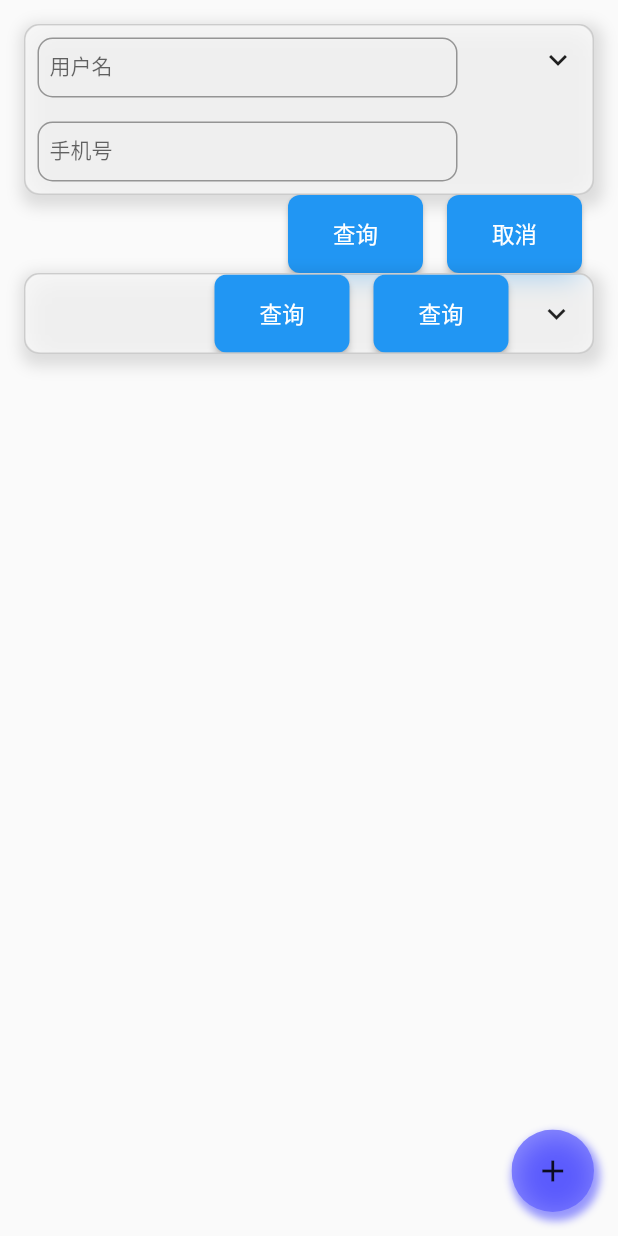
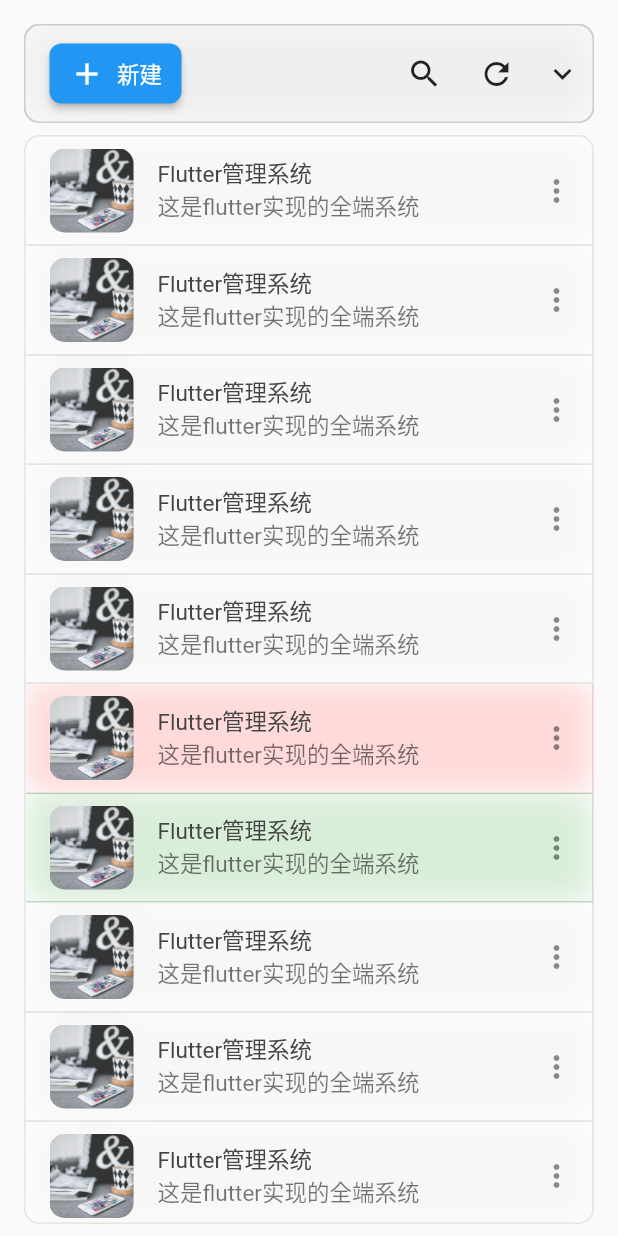
Before and after one commit to yhsj0919/YHManager, a Flutter app: the UserManagerPage screen opened directly, on a phone screen of 412 x 824 dp. Run offline on Flutter 3.47's test engine with Material 2 defaults, Android fonts, the phone set to English and light mode, and no system bars; our stand-ins replace cached_network_image, cookie_jar, dio, dio_cookie_manager, flutter_spinkit, get and 1 more; missing offline and left inert: dart_json_mapper, reflectable, xpath_parse; accounts and stored records are empty; network calls fail; Roboto replaces fonts that are missing (Microsoft YaHei); statements that could not run were skipped.

Commit message:
同步代码

```diff
--- a/lib/api/app_api.dart
+++ b/lib/api/app_api.dart
@@ -24,7 +24,7 @@ class AppApi {
   static Future<AppRespEntity<T>> _post<T>(String path, {Map<String, dynamic> params}) async {
     var cookie = await Http().getCookieManager();
 
-    HttpUtils.init(baseUrl: 'http://192.168.3.110:8080', interceptors: [cookie],connectTimeout: 1500);
+    HttpUtils.init(baseUrl: 'http://192.168.3.110:8080', interceptors: [cookie],connectTimeout: 15000);
 
     try {
       var resp = await HttpUtils.post(path, data: params);
--- a/lib/route/routes.dart
+++ b/lib/route/routes.dart
@@ -1,11 +1,11 @@
 import 'package:flutter/material.dart';
 import 'package:get/get.dart';
+import 'package:manager/ui/page/error/not_found_page.dart';
 import 'package:manager/ui/page/error/server_error_page.dart';
 
 import 'package:manager/ui/page/home_page.dart';
 import 'package:manager/ui/page/login_page.dart';
 import 'package:manager/ui/page/movie_home_page.dart';
-import 'file:///D:/Server/YHManager/lib/ui/page/error/not_found_page.dart';
 import 'package:manager/ui/page/permission_page.dart';
 import 'package:manager/ui/page/root_page.dart';
 import 'package:manager/ui/page/user/user_manager_page.dart';
@@ -19,8 +19,8 @@ class Routes {
   static const String Detail = "/detail";
   static const String Permission = "/permission";
   static const String MovieHome = "/movieHome";
-  static const String Error500 = "/Error500";
-  static const String UserManager = "/UserManager";
+  static const String Error500 = "/error500";
+  static const String UserManager = "/userManager";
 
   static List<GetPage> routes = [
     GetPage(name: Login, page: () => LoginPage()),
@@ -51,7 +51,7 @@ class Routes {
         return GetPageRoute(page: () => ServerErrorPage());
         break;
       default:
-        return GetPageRoute(page: () => ServerErrorPage());
+        return GetPageRoute(page: () => NotFoundPage());
         break;
     }
   }
--- a/lib/ui/page/error/not_found_page.dart
+++ b/lib/ui/page/error/not_found_page.dart
@@ -2,7 +2,7 @@ import 'package:flutter/material.dart';
 import 'package:get/get.dart';
 import 'package:manager/ui/widget/app_text.dart';
 import 'package:manager/ui/widget/blur_widget.dart';
-import 'package:manager/utils/ext.dart';
+import 'package:manager/utils/app_ext.dart';
 
 class NotFoundPage extends StatelessWidget {
   @override
--- a/lib/ui/page/permission_page.dart
+++ b/lib/ui/page/permission_page.dart
@@ -90,7 +90,6 @@ class PermissionPage extends StatelessWidget {
   //子菜单
   Widget _buildChildren(List<MenuEntity> menus) {
     return ListView.builder(
-      padding: EdgeInsets.only(left: 20),
       shrinkWrap: true,
       itemCount: menus.length ?? 0,
       itemBuilder: (BuildContext context, int index) {
@@ -102,6 +101,7 @@ class PermissionPage extends StatelessWidget {
   //子菜单标题
   Widget _buildChildTitle(MenuEntity menu) {
     return ListTile(
+      contentPadding: EdgeInsets.only(left: 20,right: 16),
       leading: Icon(Icons.subdirectory_arrow_right),
       title: AppText.title('${menu?.name}'),
       subtitle: AppText.subtitle('${menu?.path}'),
@@ -193,7 +193,7 @@ class PermissionPage extends StatelessWidget {
       barrierDismissible: false,
       content: dialog,
       radius: 10,
-      cancel: AppButton.textButton("取消", Get.back, width: 80, height: 40),
+      cancel: AppButton.textButton("取消", onTap: Get.back, width: 80, height: 40),
       confirm: AppButton.button2("确定", width: 80, height: 40, onTap: (startLoading, stopLoading, btnState) {
         if (btnState == ButtonState.None) {
           startLoading();
--- a/lib/ui/page/root_page.dart
+++ b/lib/ui/page/root_page.dart
@@ -14,6 +14,7 @@ class RootPage extends StatelessWidget {
   Widget build(BuildContext context) {
     return Scaffold(
       appBar: BlurAppBar(
+        excludeHeaderSemantics: false,
         title: AppText.title("管理系统"),
         // bottom: PreferredSize(
         //   child: Container(
@@ -59,11 +60,11 @@ class RootPage extends StatelessWidget {
                           );
                         },
                         body: ListView.builder(
-                          padding: EdgeInsets.only(left: 20),
                           shrinkWrap: true,
                           itemCount: item.value.child?.length ?? 0,
                           itemBuilder: (BuildContext context, int index) {
                             return ListTile(
+                              contentPadding: EdgeInsets.only(left: 20,right: 16),
                               onTap: () {
                                 var route = item.value?.child[index]?.path;
                                 if (controller.route != route) {
--- a/lib/ui/page/user/user_manager_page.dart
+++ b/lib/ui/page/user/user_manager_page.dart
@@ -1,11 +1,14 @@
+import 'dart:math';
+
 import 'package:flutter/cupertino.dart';
 import 'package:flutter/material.dart';
 import 'package:get/get.dart';
 import 'package:manager/ui/widget/app_button.dart';
 import 'package:manager/ui/widget/app_text.dart';
+import 'package:manager/ui/widget/app_widget.dart';
 import 'package:manager/ui/widget/blur_widget.dart';
 import 'package:manager/ui/widget/expansion_widget.dart';
-import 'package:manager/ui/widget/search_card_widget.dart';
+import 'package:manager/utils/ext.dart';
 
 class UserManagerPage extends StatefulWidget {
   @override
@@ -16,89 +19,150 @@ class _UserManagerPageState extends State<UserManagerPage> {
   @override
   Widget build(BuildContext context) {
     return Scaffold(
-      body: Column(
+      appBar: PreferredSize(
+        preferredSize: Size(context.width, context.height),
+        child: ExpansionWidget(
+          expandedAlignment: Alignment.topLeft,
+          title: Row(
             children: [
-
-          ExpansionWidget(
-            expandedAlignment: Alignment.topLeft,
-            title: Wrap(
-              alignment: WrapAlignment.start,
-              crossAxisAlignment: WrapCrossAlignment.center,
-              children: [
-                AppText.textField(label: '用户名', width: 280, fontSize: 14, height: 40),
-                AppText.textField(label: '手机号', width: 280, fontSize: 14, height: 40),
+              AppButton.iconButton(Icon(Icons.add), "新建", onTap: () {}),
+              Expanded(child: Container()),
+              IconButton(icon: Icon(Icons.search), onPressed: () {}),
+              IconButton(icon: Icon(Icons.refresh), onPressed: () {}),
             ],
           ),
           children: [
             AppText.textField(label: '用户名', width: 280, fontSize: 14, height: 40),
             AppText.textField(label: '手机号', width: 280, fontSize: 14, height: 40),
           ],
+        ).paddingOnly(top: 16, left: 16, right: 16),
       ),
-          Row(
-            mainAxisAlignment: MainAxisAlignment.end,
-            children: [
-              AppButton.button("查询", onTap: () {}, margin: EdgeInsets.symmetric(horizontal: 8)),
-              AppButton.button("取消", onTap: () {}, margin: EdgeInsets.symmetric(horizontal: 8)),
-            ],
+      body: Container(
+        margin: EdgeInsets.symmetric(horizontal: 16, vertical: 16.0.isMobile(def: 8.0)),
+        // padding: EdgeInsets.all(2),
+        decoration: BoxDecoration(
+          border: Border.all(color: Color(0xffe5e5e5)),
+          borderRadius: BorderRadius.all(Radius.circular(10)),
         ),
-          SearchCardWidget(
-            items: [
-              SearchItem(
-                searchKey: 'name',
-                itemBuild: (BuildContext context, Function result) {
-                  return AppText.textField(label: '用户名', width: 280, fontSize: 14, height: 40, onChanged: result);
-                },
+        child: ClipRRect(
+          // 边界半径（`borderRadius`）属性，圆角的边界半径。
+          borderRadius: BorderRadius.all(Radius.circular(10.0)),
+          child: ListView.builder(
+            // shrinkWrap: true,
+            itemCount: 100,
+            itemBuilder: _buildItem,
           ),
-              SearchItem(
-                searchKey: 'name',
-                itemBuild: (BuildContext context, Function result) {
-                  return AppText.textField(label: '用户名', width: 280, fontSize: 14, height: 40, onChanged: result);
-                },
         ),
-              SearchItem(
-                searchKey: 'name',
-                itemBuild: (BuildContext context, Function result) {
-                  return AppText.textField(label: '用户名', width: 280, fontSize: 14, height: 40, onChanged: result);
-                },
-              ),
-              SearchItem(
-                searchKey: 'name',
-                itemBuild: (BuildContext context, Function result) {
-                  return AppText.textField(label: '用户名', width: 280, fontSize: 14, height: 40, onChanged: result);
-                },
-              ),
-              SearchItem(
-                searchKey: 'name',
-                itemBuild: (BuildContext context, Function result) {
-                  return AppText.textField(label: '用户名', width: 280, fontSize: 14, height: 40, onChanged: result);
-                },
-              ),
-              SearchItem(
-                searchKey: 'name',
-                itemBuild: (BuildContext context, Function result) {
-                  return AppText.textField(label: '用户名', width: 280, fontSize: 14, height: 40, onChanged: result);
-                },
-              ),
-              SearchItem(
-                searchKey: 'name',
-                itemBuild: (BuildContext context, Function result) {
-                  return AppText.textField(label: '用户名', width: 280, fontSize: 14, height: 40, onChanged: result);
-                },
-              ),
-            ],
-          ),
-        ],
-      ).paddingAll(16),
-      floatingActionButton: BlurWidget(
-        width: 55,
-        height: 55,
-        radius: 50,
-        elevation: 2,
-        shadowColor: Color(0x660000ff),
-        color: Color(0x660000ff),
-        child: Icon(Icons.add, color: Colors.black87),
-        onTap: () {},
       ),
     );
   }
+
+  Widget _buildItem(BuildContext context, int index) {
+    return BlurWidget(
+      shadowColor: index == 5
+          ? Colors.redAccent
+          : index == 6
+              ? Colors.green
+              : null,
+      color: Colors.white.withAlpha(200),
+      elevation: 0,
+      onTap: () {},
+      child: ListTile(
+        contentPadding: EdgeInsets.only(left:16,right: 0),
+        leading: ClipRRect(
+          // 边界半径（`borderRadius`）属性，圆角的边界半径。
+          borderRadius: BorderRadius.all(Radius.circular(10.0)),
+          child: Image.asset("images/avatar.jpg"),
+        ),
+        title: AppText.body("Flutter管理系统", maxLines: 1),
+        subtitle: AppText.body("这是flutter实现的全端系统", maxLines: 1),
+        trailing: Row(
+          mainAxisSize: MainAxisSize.min,
+          children: [
+            buildInfo("负责人", "测试负责人").showBy(context.width > 600),
+            buildInfo("开始时间", "2016-07-28 14:00:00").showBy(context.width > 600),
+            linearProgress().showBy(context.width > 900),
+            _popMenu(),
+          ],
+        ),
+      ),
+      border: Border(
+        bottom: BorderSide(
+          width: 1,
+          color: Color(0xffe5e5e5),
+        ),
+      ),
+    );
   }
+
+  Widget _popMenu() {
+    var menu = {"编辑": Icons.edit, "删除": Icons.delete};
+    return PopupMenuButton(
+      tooltip: '更多',
+      shape: RoundedRectangleBorder(borderRadius: BorderRadius.all(Radius.circular(10))),
+      itemBuilder: (BuildContext context) {
+        return menu.keys
+            .map(
+              (e) => PopupMenuItem(
+                value: e,
+                child: Wrap(
+                  spacing: 10,
+                  children: [
+                    Icon(menu[e]),
+                    AppText.body(e),
+                  ],
+                ),
+              ),
+            )
+            .toList();
+      },
+      onSelected: (ww) {},
+    );
+  }
+
+  Widget linearProgress() {
+    var random = Random().nextDouble();
+    return Stack(
+      alignment: Alignment.centerLeft,
+      children: <Widget>[
+        SizedBox(
+          height: 10.0,
+          width: 200.0,
+          // 圆角矩形剪裁（`ClipRRect`）组件，使用圆角矩形剪辑其子项的组件。
+          child: ClipRRect(
+            // 边界半径（`borderRadius`）属性，圆角的边界半径。
+            borderRadius: BorderRadius.all(Radius.circular(10.0)),
+            child: LinearProgressIndicator(
+              value: random,
+              backgroundColor: Colors.blue.withAlpha(100),
+              valueColor: AlwaysStoppedAnimation<Color>(Colors.blue),
+            ),
+          ),
+        ),
+        Container(
+          padding: EdgeInsets.only(left: 8),
+          alignment: Alignment.centerLeft,
+          child: Text(
+            '已完成%${(random * 100).toInt()}',
+            style: TextStyle(
+              color: Color(0xffFFFFFF),
+              fontSize: 8.0,
+            ),
+          ),
+        ),
+      ],
+    ).marginSymmetric(horizontal: 32);
+  }
+
+  Widget buildInfo(String title, String value) {
+    return Column(
+      crossAxisAlignment: CrossAxisAlignment.start,
+      mainAxisSize: MainAxisSize.min,
+      children: [
+        AppText.body(title ?? '', color: Colors.black54),
+        AppWidget.empty(height: 4),
+        AppText.body(value ?? '', color: Colors.black54),
+      ],
+    ).marginSymmetric(horizontal: 32);
+  }
+}
--- a/lib/ui/widget/app_button.dart
+++ b/lib/ui/widget/app_button.dart
@@ -30,6 +30,29 @@ class AppButton {
     );
   }
 
+  static Widget iconButton(Widget icon, String text,
+      {VoidCallback onTap, double width, double height, Color background: Colors.blue, Color textColor: Colors.white, EdgeInsetsGeometry padding, EdgeInsetsGeometry margin, double radius: 8}) {
+    return Container(
+      width: width,
+      height: height,
+      margin: margin,
+      child: RaisedButton.icon(
+        elevation: 2,
+        padding: EdgeInsets.symmetric(vertical: 8),
+        // focusElevation: 2,
+        // disabledElevation: 2,
+        // highlightColor: Colors.black12,
+        // splashColor: Colors.black12,
+        onPressed: onTap,
+        label: AppText.button(text),
+        color: background,
+        textColor: textColor,
+        shape: AppShape.circular(radius: radius),
+        icon: icon,
+      ),
+    );
+  }
+
   static Widget button2(String text,
       {double width, double height: 50, Color background, Color textColor: Colors.white, EdgeInsetsGeometry padding, EdgeInsetsGeometry margin, double radius: 50, ArgonButtonTap onTap}) {
     return Container(
@@ -51,29 +74,29 @@ class AppButton {
     );
   }
 
-  static Widget textButton(String text, VoidCallback onPressed, {double width, double height, Color background, Color textColor, EdgeInsetsGeometry margin}) {
+  static Widget textButton(String text, {VoidCallback onTap, double width, double height, Color background, Color textColor, EdgeInsetsGeometry margin}) {
     return Container(
       height: height,
       width: width,
       margin: margin,
       child: TextButton(
-        onPressed: onPressed,
+        onPressed: onTap,
         child: AppText.button(text, color: textColor),
       ),
     );
   }
 
-  static Widget outlineButton(String text, VoidCallback onPressed, {Color background: Colors.white, Color textColor, EdgeInsetsGeometry padding, EdgeInsetsGeometry margin, ShapeBorder shape}) {
+  static Widget outlineButton(String text,
+      {VoidCallback onTap, Color background: Colors.white, Color borderColor: Colors.grey, textColor, EdgeInsetsGeometry padding, EdgeInsetsGeometry margin, double radius: 8}) {
     return Container(
       margin: margin,
       child: OutlineButton(
-        onPressed: onPressed,
-        borderSide: BorderSide(color: background, width: 1),
+        onPressed: onTap,
+        borderSide: BorderSide(color: borderColor, width: 0.5),
         child: AppText.button(text),
         padding: padding,
-        color: background,
         textColor: textColor,
-        shape: shape,
+        shape: AppShape.circular(radius: radius),
       ),
     );
   }
--- a/lib/ui/widget/blur_widget.dart
+++ b/lib/ui/widget/blur_widget.dart
@@ -14,9 +14,11 @@ class BlurWidget extends StatefulWidget {
   Alignment alignment;
   double blur;
   Color shadowColor;
+  Color splashColor;
   ShapeBorder shape;
   GestureTapCallback onTap;
   double borderWidth;
+  BoxBorder border;
 
   BlurWidget(
       {this.child,
@@ -27,11 +29,13 @@ class BlurWidget extends StatefulWidget {
       this.padding: 0,
       this.elevation: 4,
       this.shadowColor,
+      this.splashColor: Colors.white,
       this.radius: 0,
       this.alignment,
       this.shape,
       this.borderWidth: 0,
       this.color: Colors.white54,
+      this.border,
       this.onTap});
 
   @override
@@ -45,18 +49,16 @@ class _BlurWidgetState extends State<BlurWidget> {
   Widget build(BuildContext context) {
     return Container(
       decoration: BoxDecoration(
-        borderRadius: BorderRadius.all(Radius.circular(widget.radius)),
-        border: Border.all(color: widget.borderWidth == 0 ? Colors.transparent : Color(0xffcccccc), width: widget.borderWidth),
-        boxShadow: widget.elevation > 0
-            ? [
-                BoxShadow(
-                    color: widget.shadowColor ?? Colors.black12,
-                    offset: Offset(2, 4), //阴影xy轴偏移量
-                    blurRadius: widget.elevation * 2, //阴影模糊程度
-                    spreadRadius: widget.elevation //阴影扩散程度
-                    ),
-              ]
-            : null,
+        borderRadius: widget.border == null ? BorderRadius.all(Radius.circular(widget.radius)) : null,
+        border: widget.border ?? Border.all(color: widget.borderWidth == 0 ? Colors.transparent : Color(0xffcccccc), width: widget.borderWidth),
+        boxShadow: [
+          BoxShadow(
+              color: widget.shadowColor ?? Colors.black12,
+              offset: widget.elevation > 0 ? Offset(2, 4) : Offset.zero, //阴影xy轴偏移量
+              blurRadius: widget.elevation * 2, //阴影模糊程度
+              spreadRadius: widget.elevation //阴影扩散程度
+              ),
+        ],
       ),
       margin: EdgeInsets.all(widget.margin),
       child: ClipRRect(
@@ -70,7 +72,7 @@ class _BlurWidgetState extends State<BlurWidget> {
             color: Colors.transparent,
             child: InkWell(
               focusNode: focusNode,
-              splashColor: widget.shadowColor,
+              splashColor: widget.shadowColor ?? widget.splashColor,
               focusColor: widget.shadowColor?.withAlpha(55),
               onHover: (hover) {
                 setState(() {
--- a/lib/ui/widget/expansion_widget.dart
+++ b/lib/ui/widget/expansion_widget.dart
@@ -2,6 +2,7 @@
 // Use of this source code is governed by a BSD-style license that can be
 // found in the LICENSE file.
 
+import 'package:flutter/cupertino.dart';
 import 'package:flutter/material.dart';
 
 import 'blur_widget.dart';
@@ -83,35 +84,49 @@ class _ExpansionWidgetState extends State<ExpansionWidget> with SingleTickerProv
   }
 
   Widget _buildChildren(BuildContext context, Widget child) {
-    return Stack(
-      alignment: Alignment.topRight,
-      children: [
-        BlurWidget(
+    return BlurWidget(
       radius: 10,
+      // shadowColor: Colors.redAccent,
+      elevation: 0,
       borderWidth: 1,
       child: Column(
         mainAxisSize: MainAxisSize.min,
         mainAxisAlignment: MainAxisAlignment.start,
         crossAxisAlignment: CrossAxisAlignment.start,
         children: <Widget>[
-              widget.title,
+          Padding(
+            padding: EdgeInsets.only(left: 16, top: 8, bottom: 8),
+            child: Row(
+              children: [
+                Expanded(child: widget.title),
+                widget.children.length != 0
+                    ? IconButton(
+                        constraints: BoxConstraints(
+                          minWidth: 35,
+                          minHeight: 35,
+                        ),
+                        // padding: EdgeInsets.all(0),
+                        icon: RotationTransition(
+                          turns: _iconTurns,
+                          child: const Icon(Icons.expand_more),
+                        ),
+                        onPressed: _handleTap)
+                    : Container(),
+              ],
+            ),
+          ),
           ClipRect(
             child: Align(
               alignment: widget.expandedAlignment ?? Alignment.center,
               heightFactor: _heightFactor.value,
+              child: Padding(
+                padding: EdgeInsets.only(left: 8, right: 8, bottom: 8),
                 child: child,
+              ),
             ),
           ),
         ],
       ),
-        ),
-        IconButton(
-            icon: RotationTransition(
-              turns: _iconTurns,
-              child: const Icon(Icons.expand_more),
-            ),
-            onPressed: _handleTap),
-      ],
     );
   }
 
```
Also changed, not shown: lib/main.dart (+12 -0 lines), lib/ui/controller/login_controller.dart (+6 -6 lines), lib/ui/controller/root_controller.dart (+66 -7 lines), images/avatar.jpg (added), 1 other file. Lines whose indentation alone changed are shown as unchanged.
